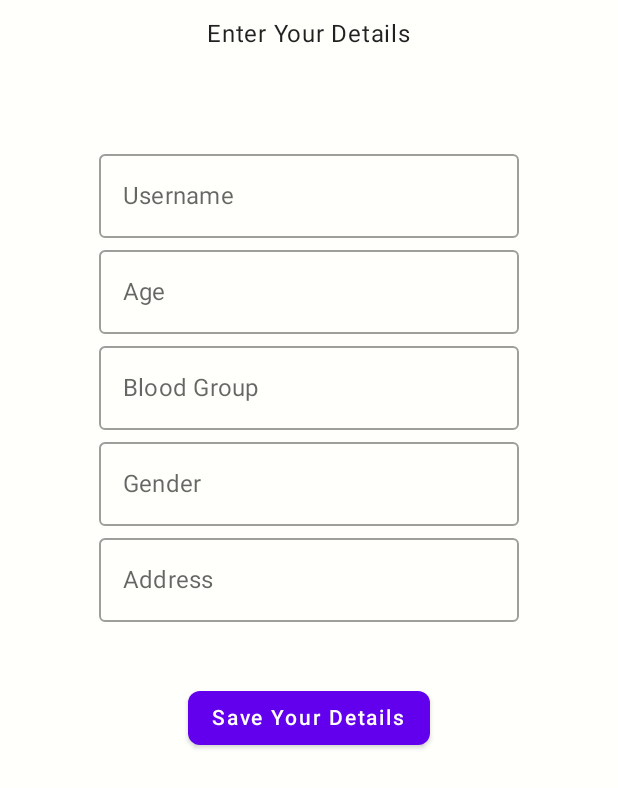
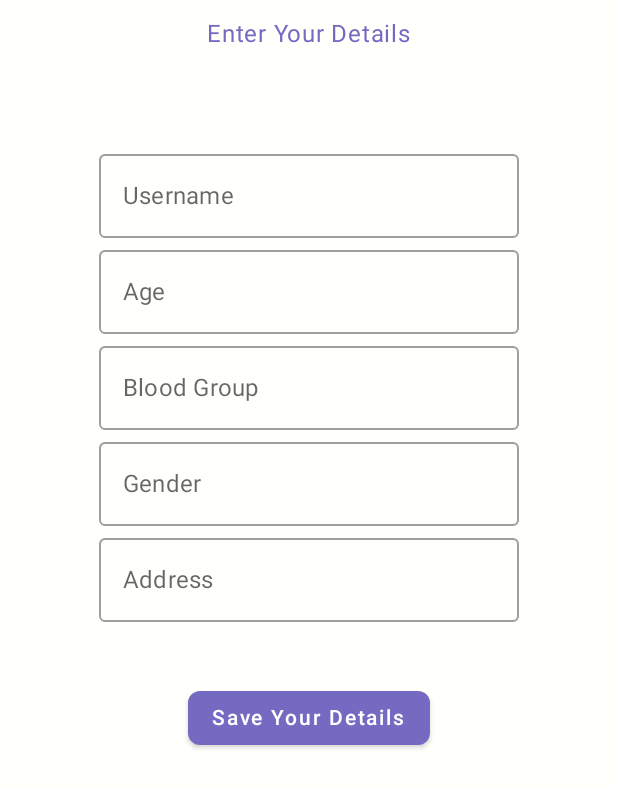
Before and after one commit to supreet-2003/AanandSeva, an Android app built with Jetpack Compose: the screen it shows after launch (MainActivity), after a tap on "Login", on a phone screen of 412 x 824 dp. Shown: the top 788 px of the screen. Run offline under Robolectric (Android 15) with nearby library versions, the phone set to English and light mode, and no system bars; our stand-ins replace Compose Multiplatform resources.

Commit message:
Doctors change name

```diff
--- a/composeApp/src/commonMain/kotlin/Colors.kt
+++ b/composeApp/src/commonMain/kotlin/Colors.kt
@@ -18,5 +18,6 @@ object AppColors {
     val OnSurface = Color(0xFF000000)
     val OnError = Color(0xFFFFFFFF)
     val SoftBlue = Color(0xFFAEC6CF)
+    val SoftPurple = Color(0xFF746AC2)
 
 }
--- a/composeApp/src/commonMain/kotlin/Home_Screen.kt
+++ b/composeApp/src/commonMain/kotlin/Home_Screen.kt
@@ -114,12 +114,13 @@ fun HomeScreen(navController: NavHostController) {
                         modifier = Modifier
                             .fillMaxWidth()
                             .padding(16.dp)
-                            .shadow(10.dp)
-                            .size(50.dp),
+//                            .shadow(10.dp)
+//                            .size(50.dp),
+                                ,
                         value = searchText.value,
                         onValueChange = { searchText.value = it },
                         shape = RoundedCornerShape(10.dp),
-                        label = { Text("Search for Medicines") },
+                        label = { Text("Search for Doctors") },
 
                         leadingIcon = {
                             Icon(
@@ -144,7 +145,7 @@ fun HomeScreen(navController: NavHostController) {
 
 
                     LazyColumn (
-                        modifier = Modifier.size()
+                        modifier = Modifier.fillMaxWidth()
                     ){
                         items(10) { index ->
                             BaseList(index)
--- a/composeApp/src/commonMain/kotlin/Login_page.kt
+++ b/composeApp/src/commonMain/kotlin/Login_page.kt
@@ -17,6 +17,7 @@ import androidx.compose.foundation.layout.padding
 import androidx.compose.foundation.layout.size
 import androidx.compose.foundation.shape.RoundedCornerShape
 import androidx.compose.material.Button
+import androidx.compose.material.ButtonDefaults
 import androidx.compose.material.MaterialTheme
 import androidx.compose.material.OutlinedTextField
 import androidx.compose.material.Surface
@@ -110,8 +111,8 @@ fun App(navController: NavHostController) {
 
 
 
-                    Button(
-                        shape = RoundedCornerShape(10.dp),
+                    Button(colors = ButtonDefaults.buttonColors(backgroundColor = AppColors.SoftPurple,contentColor = Color.White)
+                       , shape = RoundedCornerShape(10.dp),
                         onClick = {
                             navController.navigate("screen4")
                         },
--- a/composeApp/src/commonMain/kotlin/UserDetails.kt
+++ b/composeApp/src/commonMain/kotlin/UserDetails.kt
@@ -1,13 +1,19 @@
+import androidx.compose.foundation.background
 import androidx.compose.foundation.layout.Column
 import androidx.compose.foundation.layout.Spacer
 import androidx.compose.foundation.layout.fillMaxSize
 import androidx.compose.foundation.layout.padding
 import androidx.compose.foundation.shape.RoundedCornerShape
 import androidx.compose.material.Button
+import androidx.compose.material.ButtonColors
+import androidx.compose.material.ButtonDefaults
 import androidx.compose.material.MaterialTheme
+import androidx.compose.material.MaterialTheme.colors
 import androidx.compose.material.OutlinedTextField
 import androidx.compose.material.Surface
 import androidx.compose.material.Text
+import androidx.compose.material.TextFieldDefaults
+import androidx.compose.material.darkColors
 import androidx.compose.material.lightColors
 import androidx.compose.runtime.Composable
 import androidx.compose.runtime.getValue
@@ -16,6 +22,7 @@ import androidx.compose.runtime.remember
 import androidx.compose.runtime.setValue
 import androidx.compose.ui.Alignment
 import androidx.compose.ui.Modifier
+import androidx.compose.ui.graphics.Color
 import androidx.compose.ui.unit.dp
 import androidx.navigation.NavHostController
 
@@ -37,9 +44,12 @@ fun UserDetails(navController: NavHostController) {
         ) {
             Column(modifier = Modifier.fillMaxSize()) {
                 Spacer(modifier = Modifier.padding(5.dp))
-                Text("Enter Your Details", modifier = Modifier.align(Alignment.CenterHorizontally))
+                Text("Enter Your Details", color = Color(0xFF746AC2),modifier = Modifier.align(Alignment.CenterHorizontally))
                 Spacer(modifier = Modifier.padding(30.dp))
-                OutlinedTextField(value = username, onValueChange = {
+                OutlinedTextField(value = username,
+                    colors =TextFieldDefaults.outlinedTextFieldColors(
+                    )
+                    ,onValueChange = {
                     username = it
                 }, label = { Text(text = "Username") }, modifier = Modifier.align(Alignment.CenterHorizontally))
                 OutlinedTextField(value = age, onValueChange = {
@@ -56,7 +66,9 @@ fun UserDetails(navController: NavHostController) {
                 }, label = { Text(text = "Address") },modifier = Modifier.align(Alignment.CenterHorizontally))
 
                 Spacer(modifier = Modifier.padding(20.dp))
-                Button(shape = RoundedCornerShape(8.dp), modifier = Modifier.align(Alignment.CenterHorizontally),onClick = {
+                Button(colors = ButtonDefaults.buttonColors(backgroundColor = AppColors.SoftPurple,contentColor = Color.White),shape = RoundedCornerShape(8.dp), modifier = Modifier
+                    .align(Alignment.CenterHorizontally)
+                    ,onClick = {
                     navController.navigate("screen2")
                 }){
                     Text(text="Save Your Details")
```
